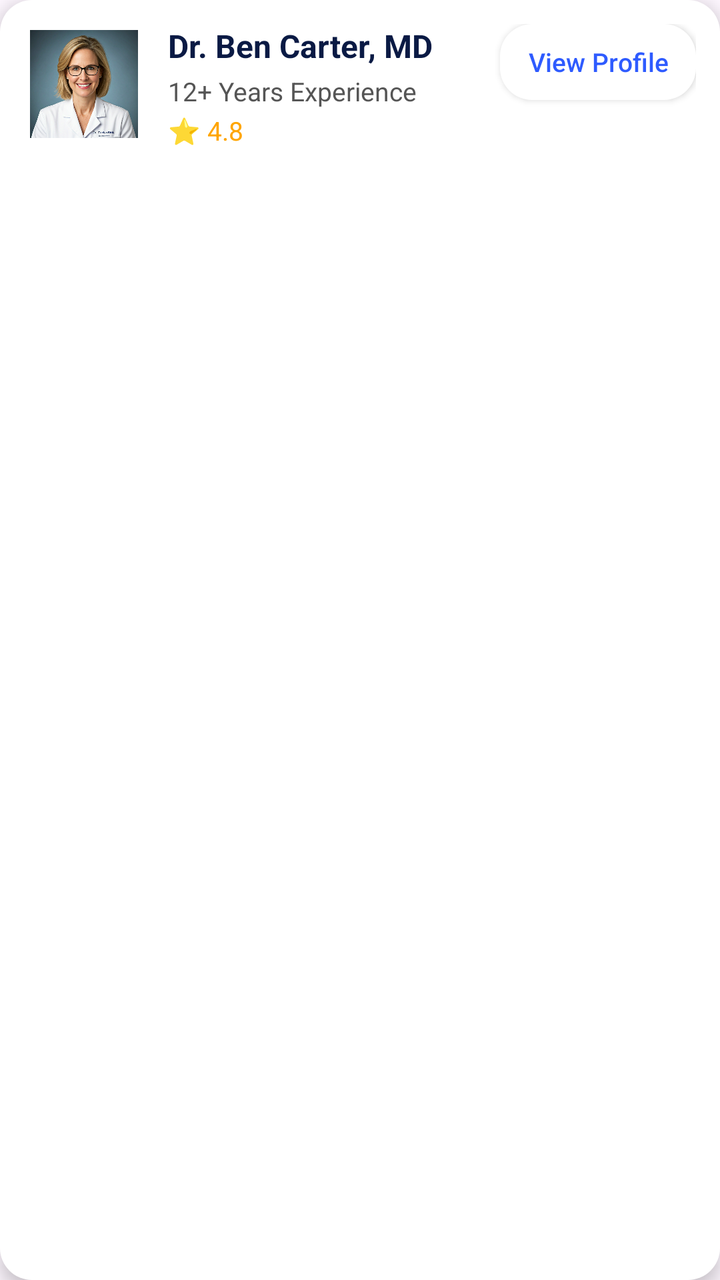
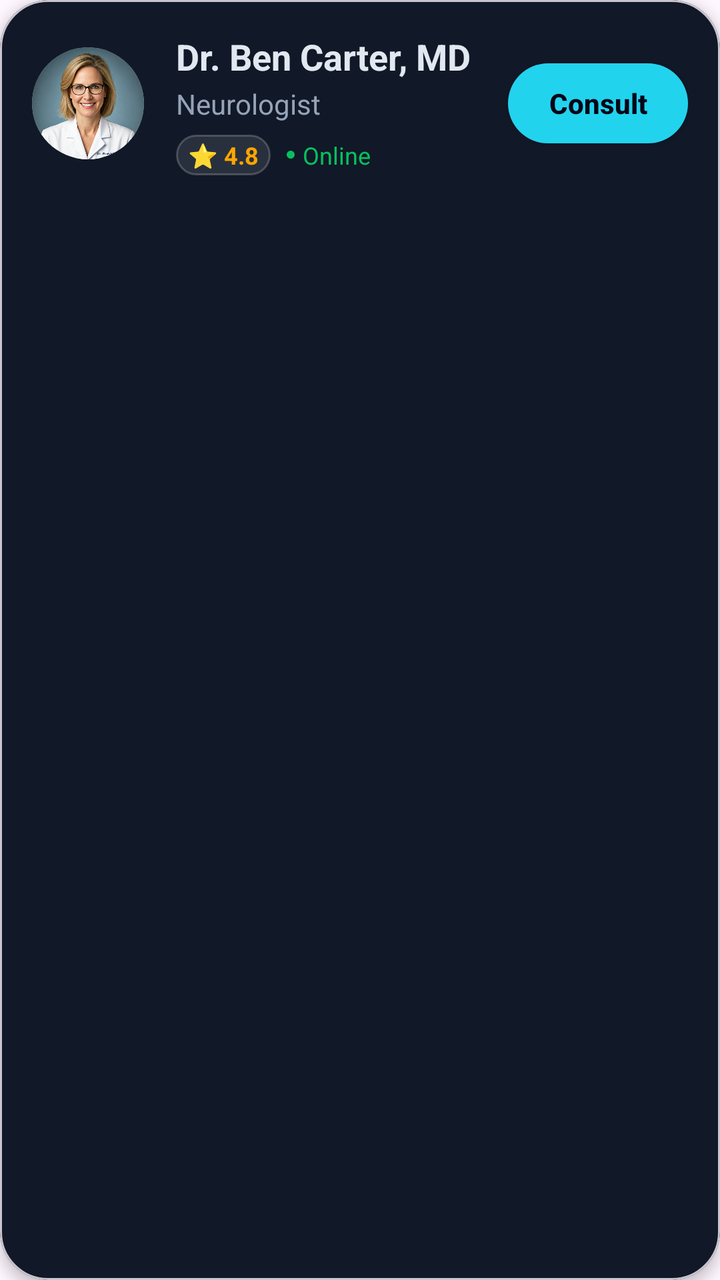

An Android layout rendered at two revisions. The XML below is the earlier revision; the diff shows what the commit changed to produce the second picture.
<!-- AndroidManifest.xml: application theme Theme.SignSpeak -->
<!-- res/layout/item_doctor_2.xml -->
<?xml version="1.0" encoding="utf-8"?>
<LinearLayout xmlns:android="http://schemas.android.com/apk/res/android"
    android:layout_width="match_parent"
    android:layout_height="wrap_content"
    android:orientation="horizontal"
    android:padding="12dp"
    android:layout_marginTop="12dp"
    android:layout_marginStart="12dp"
    android:layout_marginEnd="12dp"
    android:background="@drawable/rounded_white"
    android:elevation="5dp">

    
    <ImageView
        android:id="@+id/doctorImage2"
        android:layout_width="60dp"
        android:layout_height="60dp"
        android:background="@drawable/rounded_white"
        android:src="@drawable/dr_one"
        android:padding="3dp"
        android:scaleType="centerCrop"
        android:layout_marginEnd="12dp" />

    
    <LinearLayout
        android:layout_width="0dp"
        android:layout_height="wrap_content"
        android:layout_weight="1"
        android:orientation="vertical"
        android:gravity="center_vertical">

        <TextView
            android:id="@+id/doctorName2"
            android:layout_width="wrap_content"
            android:layout_height="wrap_content"
            android:text="Dr. Ben Carter, MD"
            android:textColor="#0A1A44"
            android:textSize="16sp"
            android:textStyle="bold" />

        <TextView
            android:id="@+id/doctorExperience2"
            android:layout_width="wrap_content"
            android:layout_height="wrap_content"
            android:text="12+ Years Experience"
            android:textColor="#555555"
            android:textSize="13sp"
            android:layout_marginTop="3dp" />

        <TextView
            android:id="@+id/doctorRating2"
            android:layout_width="wrap_content"
            android:layout_height="wrap_content"
            android:text="⭐ 4.8"
            android:textColor="#FFA500"
            android:textSize="13sp"
            android:layout_marginTop="2dp" />
    </LinearLayout>

    
    <androidx.appcompat.widget.AppCompatButton
        android:id="@+id/viewProfileButton2"
        android:layout_width="wrap_content"
        android:layout_height="38dp"
        android:text="View Profile"
        android:textAllCaps="false"
        android:textSize="13sp"
        android:textColor="#2E5BFF"
        android:background="@drawable/rounded_white"
        android:paddingLeft="14dp"
        android:paddingRight="14dp" />

</LinearLayout>
<!-- resources referenced by this layout -->
<resources>
  <!-- drawable dr_one: png bitmap (drawable, 374200 bytes) -->
  <!-- drawable rounded_white (drawable) -->
  <shape xmlns:android="http://schemas.android.com/apk/res/android">
      <solid android:color="#FFFFFF"/>
      <corners android:radius="16dp"/>
  </shape>
  <style name="Theme.SignSpeak" parent="Base.Theme.SignSpeak" />
  <style name="Base.Theme.SignSpeak" parent="Theme.Material3.DayNight.NoActionBar">
          
          
      </style>
</resources>

<!-- the commit's change to res/layout/item_doctor_2.xml (unified diff, before → after) -->
@@ -1,73 +1,114 @@
 <?xml version="1.0" encoding="utf-8"?>
-<LinearLayout xmlns:android="http://schemas.android.com/apk/res/android"
+<com.google.android.material.card.MaterialCardView
+    xmlns:android="http://schemas.android.com/apk/res/android"
+    xmlns:app="http://schemas.android.com/apk/res-auto"
     android:layout_width="match_parent"
     android:layout_height="wrap_content"
-    android:orientation="horizontal"
-    android:padding="12dp"
     android:layout_marginTop="12dp"
-    android:layout_marginStart="12dp"
-    android:layout_marginEnd="12dp"
-    android:background="@drawable/rounded_white"
-    android:elevation="5dp">
+    android:layout_marginBottom="4dp"
+    app:cardBackgroundColor="@color/colorCard"
+    app:cardCornerRadius="24dp"
+    app:cardElevation="4dp"
+    app:rippleColor="@color/colorSecondary"
+    android:clickable="true"
+    android:focusable="true">
 
-    
-    <ImageView
-        android:id="@+id/doctorImage2"
-        android:layout_width="60dp"
-        android:layout_height="60dp"
-        android:background="@drawable/rounded_white"
-        android:src="@drawable/dr_one"
-        android:padding="3dp"
-        android:scaleType="centerCrop"
-        android:layout_marginEnd="12dp" />
+    <LinearLayout
+        android:layout_width="match_parent"
+        android:layout_height="wrap_content"
+        android:orientation="horizontal"
+        android:padding="16dp"
+        android:gravity="center_vertical"
+        android:background="?attr/selectableItemBackground">
 
-    
-    <LinearLayout
-        android:layout_width="0dp"
-        android:layout_height="wrap_content"
-        android:layout_weight="1"
-        android:orientation="vertical"
-        android:gravity="center_vertical">
+        
+        <androidx.cardview.widget.CardView
+            android:layout_width="56dp"
+            android:layout_height="56dp"
+            app:cardCornerRadius="28dp"
+            app:cardElevation="0dp"
+            android:layout_marginEnd="16dp">
+            <ImageView
+                android:id="@+id/doctorImage2"
+                android:layout_width="match_parent"
+                android:layout_height="match_parent"
+                android:src="@drawable/dr_one"
+                android:scaleType="centerCrop" />
+        </androidx.cardview.widget.CardView>
 
-        <TextView
-            android:id="@+id/doctorName2"
-            android:layout_width="wrap_content"
+        
+        <LinearLayout
+            android:layout_width="0dp"
             android:layout_height="wrap_content"
-            android:text="Dr. Ben Carter, MD"
-            android:textColor="#0A1A44"
-            android:textSize="16sp"
-            android:textStyle="bold" />
+            android:layout_weight="1"
+            android:orientation="vertical">
 
-        <TextView
-            android:id="@+id/doctorExperience2"
-            android:layout_width="wrap_content"
-            android:layout_height="wrap_content"
-            android:text="12+ Years Experience"
-            android:textColor="#555555"
-            android:textSize="13sp"
-            android:layout_marginTop="3dp" />
+            <TextView
+                android:id="@+id/doctorName2"
+                android:layout_width="wrap_content"
+                android:layout_height="wrap_content"
+                android:text="Dr. Ben Carter, MD"
+                android:textColor="@color/colorTextPrimary"
+                android:textSize="18sp"
+                android:textStyle="bold" />
 
-        <TextView
-            android:id="@+id/doctorRating2"
-            android:layout_width="wrap_content"
-            android:layout_height="wrap_content"
-            android:text="⭐ 4.8"
-            android:textColor="#FFA500"
-            android:textSize="13sp"
-            android:layout_marginTop="2dp" />
+            <TextView
+                android:id="@+id/doctorSpeciality2"
+                android:layout_width="wrap_content"
+                android:layout_height="wrap_content"
+                android:text="Neurologist"
+                android:textColor="@color/colorTextSecondary"
+                android:textSize="14sp"
+                android:layout_marginTop="2dp" />
+
+            <LinearLayout
+                android:layout_width="wrap_content"
+                android:layout_height="wrap_content"
+                android:orientation="horizontal"
+                android:layout_marginTop="6dp"
+                android:gravity="center_vertical">
+                
+                <TextView
+                    android:id="@+id/doctorRating2"
+                    android:layout_width="wrap_content"
+                    android:layout_height="wrap_content"
+                    android:text="⭐ 4.8"
+                    android:textColor="#FFA500"
+                    android:textSize="12sp"
+                    android:textStyle="bold"
+                    android:background="@drawable/bg_glass_card"
+                    android:paddingHorizontal="6dp"
+                    android:paddingVertical="2dp"
+                    android:layout_marginEnd="8dp" />
+
+                <View
+                    android:layout_width="4dp"
+                    android:layout_height="4dp"
+                    android:background="@drawable/bg_cyan_circle"
+                    android:backgroundTint="#07C060"
+                    android:layout_marginEnd="4dp" />
+
+                <TextView
+                    android:layout_width="wrap_content"
+                    android:layout_height="wrap_content"
+                    android:text="Online"
+                    android:textColor="#07C060"
+                    android:textSize="12sp" />
+            </LinearLayout>
+        </LinearLayout>
+
+        
+        <androidx.appcompat.widget.AppCompatButton
+            android:id="@+id/viewProfileButton2"
+            android:layout_width="90dp"
+            android:layout_height="40dp"
+            android:text="Consult"
+            android:textAllCaps="false"
+            android:textSize="14sp"
+            android:textStyle="bold"
+            android:textColor="@color/colorBackground"
+            android:backgroundTint="@color/colorPrimary"
+            android:background="@drawable/btn_gradient_cyan" />
+
     </LinearLayout>
-
-    
-    <androidx.appcompat.widget.AppCompatButton
-        android:id="@+id/viewProfileButton2"
-        android:layout_width="wrap_content"
-        android:layout_height="38dp"
-        android:text="View Profile"
-        android:textAllCaps="false"
-        android:textSize="13sp"
-        android:textColor="#2E5BFF"
-        android:background="@drawable/rounded_white"
-        android:paddingLeft="14dp"
-        android:paddingRight="14dp" />
-
-</LinearLayout>
+</com.google.android.material.card.MaterialCardView>
<!-- resource entries referenced after the edit -->
@@ -1,12 +1,39 @@
 <!-- resources referenced by this layout -->
 <resources>
+  <color name="colorBackground">#020617</color>
+  <color name="colorCard">#111827</color>
+  <color name="colorPrimary">#22D3EE</color>
+  <color name="colorSecondary">#14B8A6</color>
+  <color name="colorTextPrimary">#E2E8F0</color>
+  <color name="colorTextSecondary">#94A3B8</color>
+  <!-- drawable bg_cyan_circle (drawable) -->
+  <?xml version="1.0" encoding="utf-8"?>
+  <shape xmlns:android="http://schemas.android.com/apk/res/android"
+      android:shape="oval">
+      <solid android:color="@color/colorPrimary" />
+  </shape>
+  <!-- drawable bg_glass_card (drawable) -->
+  <?xml version="1.0" encoding="utf-8"?>
+  <shape xmlns:android="http://schemas.android.com/apk/res/android"
+      android:shape="rectangle">
+      <solid android:color="@color/colorGlassBackground"/>
+      <corners android:radius="24dp"/>
+      <stroke android:width="1dp" android:color="@color/colorGlassStroke"/>
+  </shape>
+  <!-- drawable btn_gradient_cyan (drawable) -->
+  <?xml version="1.0" encoding="utf-8"?>
+  <shape xmlns:android="http://schemas.android.com/apk/res/android"
+      android:shape="rectangle">
+      <gradient
+          android:startColor="#22D3EE"
+          android:endColor="#14B8A6"
+          android:angle="0" />
+      <corners android:radius="32dp"/>
+  </shape>
   <!-- drawable dr_one: png bitmap (drawable, 374200 bytes) -->
-  <!-- drawable rounded_white (drawable) -->
-  <shape xmlns:android="http://schemas.android.com/apk/res/android">
-      <solid android:color="#FFFFFF"/>
-      <corners android:radius="16dp"/>
-  </shape>
   <style name="Theme.SignSpeak" parent="Base.Theme.SignSpeak" />
+  <color name="colorGlassBackground">#1AFFFFFF</color>
+  <color name="colorGlassStroke">#33FFFFFF</color>
   <style name="Base.Theme.SignSpeak" parent="Theme.Material3.DayNight.NoActionBar">
           
           
